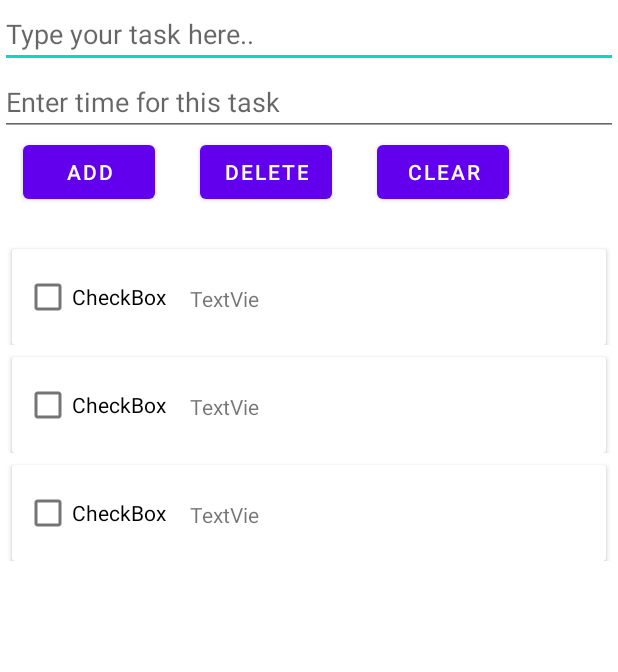
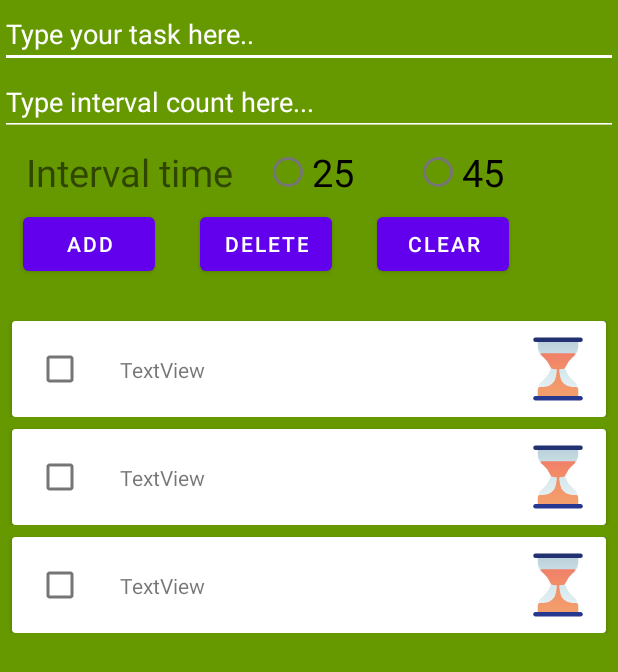
Before and after one commit to Batrin/ToDoAppAndPomodoroTimer, an Android app: the layout activity_main.xml on its own in the app's theme, with its tools: preview values and no code run, on a phone screen of 412 x 824 dp. Shown: the top 672 px of the screen. Run offline under Robolectric (Android 15) with nearby library versions, the light colour scheme and no system bars.

Commit message:
AddIntervalCount and AddIntervalTime

```diff
--- a/app/src/main/AndroidManifest.xml
+++ b/app/src/main/AndroidManifest.xml
@@ -9,8 +9,9 @@
         android:roundIcon="@mipmap/ic_launcher_round"
         android:supportsRtl="true"
         android:theme="@style/Theme.CollegeProject">
-        <activity android:name=".loginActivity"></activity>
-        <activity android:name=".MainActivity"></activity>
+        <activity android:name=".TimerActivity"></activity>
+        <activity android:name=".loginActivity" />
+        <activity android:name=".MainActivity" />
         <activity
             android:name=".AuthActivity"
             android:label="Привет мир!">
--- a/app/src/main/java/com/example/collegeproject/ToDoModel.kt
+++ b/app/src/main/java/com/example/collegeproject/ToDoModel.kt
@@ -1,3 +1,3 @@
 package com.example.collegeproject
 
-data class ToDoModel(var id: String ="", var taskName: String="", var taskTime: String="", var isDone: String = "false")
+data class ToDoModel(var id: String ="", var taskName: String="", var intervalCount: String="", var timeInterval: Int = 25, var isDone: Boolean = false)
--- /dev/null
+++ b/app/src/main/res/drawable/ic_timerpomidoro.xml
@@ -0,0 +1,88 @@
+<vector xmlns:android="http://schemas.android.com/apk/res/android"
+    xmlns:aapt="http://schemas.android.com/aapt"
+    android:width="48dp"
+    android:height="48dp"
+    android:viewportWidth="48"
+    android:viewportHeight="48">
+  <path
+      android:pathData="M34,15.91A9.34,9.34 0,0 0,37.5 8.62V5.33h-27V8.62A9.34,9.34 0,0 0,14 15.91a16.2,16.2 0,0 1,4.91 6.58h0a3.17,3.17 0,0 1,0 2.35h0A16.2,16.2 0,0 1,14 31.42a9.34,9.34 0,0 0,-3.49 7.29V42h27V38.71A9.34,9.34 0,0 0,34 31.42a16.2,16.2 0,0 1,-4.9 -6.58h0a3.17,3.17 0,0 1,0 -2.35h0A16.2,16.2 0,0 1,34 15.91Z">
+    <aapt:attr name="android:fillColor">
+      <gradient
+          android:startY="58.17"
+          android:startX="24"
+          android:endY="-22.01"
+          android:endX="24"
+          android:type="linear">
+        <item android:offset="0" android:color="#FFFFFFFF"/>
+        <item android:offset="0.52" android:color="#FFCCE2E6"/>
+        <item android:offset="1" android:color="#FF8FA1BB"/>
+      </gradient>
+    </aapt:attr>
+  </path>
+  <path
+      android:pathData="M10.5,8.62l0.38,0.38H19a5,5 0,0 1,5 5V25.5h5.39c-0.1,-0.22 -0.2,-0.43 -0.29,-0.66h0a3.17,3.17 0,0 1,0 -2.35A16.21,16.21 0,0 1,34 15.91,9.34 9.34,0 0,0 37.5,8.62V5.33h-27Z">
+  </path>
+  <path
+      android:pathData="M39,6H9A1.5,1.5 0,0 1,7.5 4.5h0A1.5,1.5 0,0 1,9 3H39a1.5,1.5 0,0 1,1.5 1.5h0A1.5,1.5 0,0 1,39 6Z">
+    <aapt:attr name="android:fillColor">
+      <gradient
+          android:startY="55.5"
+          android:startX="24"
+          android:endY="-61.14"
+          android:endX="24"
+          android:type="linear">
+        <item android:offset="0" android:color="#FF273A9B"/>
+        <item android:offset="0.56" android:color="#FF202F65"/>
+        <item android:offset="1" android:color="#FF021E2F"/>
+      </gradient>
+    </aapt:attr>
+  </path>
+  <path
+      android:pathData="M39,45H9a1.5,1.5 0,0 1,-1.5 -1.5h0A1.5,1.5 0,0 1,9 42H39a1.5,1.5 0,0 1,1.5 1.5h0A1.5,1.5 0,0 1,39 45Z">
+    <aapt:attr name="android:fillColor">
+      <gradient
+          android:startY="55.5"
+          android:startX="24"
+          android:endY="-61.14"
+          android:endX="24"
+          android:type="linear">
+        <item android:offset="0" android:color="#FF273A9B"/>
+        <item android:offset="0.56" android:color="#FF202F65"/>
+        <item android:offset="1" android:color="#FF021E2F"/>
+      </gradient>
+    </aapt:attr>
+  </path>
+  <path
+      android:pathData="M37.33,37a1.19,1.19 0,0 0,-1.17 -1H33.43a8.14,8.14 0,0 1,-8 -6.84l-0.64,-4a1,1 0,0 1,1 -1.19H27a2.15,2.15 0,0 0,2 -1.36l0.06,-0.15A15.55,15.55 0,0 1,33.92 16a9.28,9.28 0,0 0,1.49 -1.48,0.62 0.62,0 0,0 -0.49,-1H13.08a0.62,0.62 0,0 0,-0.49 1A9.28,9.28 0,0 0,14.08 16,15.59 15.59,0 0,1 18.9,22.5l0,0.12A2.16,2.16 0,0 0,21 24h1.28a1,1 0,0 1,1 1.19l-0.64,4a8.14,8.14 0,0 1,-8 6.84H11.84a1.19,1.19 0,0 0,-1.17 1,9 9,0 0,0 -0.17,1.76V42h27V38.71A9,9 0,0 0,37.33 37Z">
+    <aapt:attr name="android:fillColor">
+      <gradient
+          android:startY="86.79"
+          android:startX="24"
+          android:endY="-31.78"
+          android:endX="24"
+          android:type="linear">
+        <item android:offset="0" android:color="#FFF3C57A"/>
+        <item android:offset="0.49" android:color="#FFF39369"/>
+        <item android:offset="1" android:color="#FFE94867"/>
+      </gradient>
+    </aapt:attr>
+  </path>
+  <path
+      android:pathData="M36.16,36H33.43a8.14,8.14 0,0 1,-8 -6.84l-0.64,-4a1,1 0,0 1,1 -1.19H22.24a1,1 0,0 1,1 1.19l-0.64,4a8.14,8.14 0,0 1,-8 6.84H11.84a1.19,1.19 0,0 0,-1.17 1,9 9,0 0,0 -0.17,1.76V42h27V38.71A9,9 0,0 0,37.33 37,1.19 1.19,0 0,0 36.16,36Z">
+  </path>
+  <path
+      android:pathData="M10.5,39h27v3h-27z">
+  </path>
+  <path
+      android:pathData="M26.27,16.5H19.69a0.73,0.73 0,0 1,-0.73 -0.73h0a0.73,0.73 0,0 1,0.73 -0.73h6.58a0.73,0.73 0,0 1,0.73 0.73h0A0.73,0.73 0,0 1,26.27 16.5Z">
+  </path>
+  <path
+      android:pathData="M29.27,37.46H22.69a0.73,0.73 0,0 1,-0.73 -0.73h0a0.73,0.73 0,0 1,0.73 -0.73h6.58a0.73,0.73 0,0 1,0.73 0.73h0A0.73,0.73 0,0 1,29.27 37.46Z">
+  </path>
+  <path
+      android:pathData="M29.27,16.5h-0.58a0.73,0.73 0,0 1,-0.73 -0.73h0a0.73,0.73 0,0 1,0.73 -0.73h0.58a0.73,0.73 0,0 1,0.73 0.73h0A0.73,0.73 0,0 1,29.27 16.5Z">
+  </path>
+  <path
+      android:pathData="M20.23,37.46h-0.58a0.73,0.73 0,0 1,-0.73 -0.73h0a0.73,0.73 0,0 1,0.73 -0.73h0.58a0.73,0.73 0,0 1,0.73 0.73h0A0.73,0.73 0,0 1,20.23 37.46Z">
+  </path>
+</vector>
--- a/app/src/main/res/layout/activity_main.xml
+++ b/app/src/main/res/layout/activity_main.xml
@@ -5,26 +5,74 @@
     android:layout_width="match_parent"
     android:layout_height="match_parent"
     tools:context=".MainActivity"
-    android:orientation="vertical">
+    android:orientation="vertical"
+    android:background="@android:color/holo_green_dark">
 
     <EditText
         android:id="@+id/taskTextField"
         android:layout_width="match_parent"
         android:layout_height="wrap_content"
-        android:hint="@string/editTextHint"/>
-
+        android:hint="@string/editTextHint"
+        android:backgroundTint="@color/white"
+        android:textColorHint="@color/white"/>
     <EditText
-        android:id="@+id/taskTimeTextField"
+        android:id="@+id/intervalCountView"
         android:layout_width="match_parent"
         android:layout_height="wrap_content"
-        android:hint="@string/taskTimeTextHint"
-        android:layout_below="@id/taskTextField"/>
+        android:layout_below="@id/taskTextField"
+        android:hint="Type interval count here..."
+        android:backgroundTint="@color/white"
+        android:textColorHint="@color/white"/>
+    <RadioGroup
+        android:layout_below="@id/intervalCountView"
+        android:id="@+id/timeIntervalGroup"
+        android:layout_width="wrap_content"
+        android:layout_height="wrap_content">
+
+        <LinearLayout
+            android:layout_width="wrap_content"
+            android:layout_height="wrap_content"
+            android:orientation="horizontal"
+            android:layout_marginStart="17dp">
+
+            <TextView
+                android:id="@+id/selectTimeIntervalView"
+                android:layout_width="wrap_content"
+                android:layout_height="wrap_content"
+                android:textSize="25sp"
+                android:text="@string/select_interval_time" />
+
+
+            <RadioButton
+                android:id="@+id/firstButton"
+                android:layout_width="wrap_content"
+                android:layout_height="wrap_content"
+                android:checked="false"
+                android:clickable="true"
+                android:text="25"
+                android:textSize="25sp"
+                android:layout_marginStart="20dp"/>
+
+            <RadioButton
+                android:id="@+id/secondButton"
+                android:layout_width="wrap_content"
+                android:layout_height="wrap_content"
+                android:checked="false"
+                android:clickable="true"
+                android:text="45"
+                android:textSize="25sp"
+                android:layout_marginStart="40dp"/>
+
+        </LinearLayout>
+
+
+    </RadioGroup>
 
     <LinearLayout
         android:id="@+id/buttonLayout"
         android:layout_width="match_parent"
         android:layout_height="wrap_content"
-        android:layout_below="@id/taskTimeTextField"
+        android:layout_below="@id/timeIntervalGroup"
         android:orientation="horizontal">
 
         <Button
--- a/app/src/main/res/layout/single_recyclerview_item.xml
+++ b/app/src/main/res/layout/single_recyclerview_item.xml
@@ -22,13 +22,12 @@
 
             <CheckBox
                 android:id="@+id/checkBox"
-                android:clickable="true"
                 android:layout_width="wrap_content"
                 android:layout_height="wrap_content"
                 android:layout_marginStart="8dp"
                 android:layout_marginTop="8dp"
                 android:layout_marginBottom="8dp"
-                android:text="CheckBox"
+                android:clickable="true"
                 app:layout_constraintBottom_toBottomOf="parent"
                 app:layout_constraintStart_toStartOf="parent"
                 app:layout_constraintTop_toTopOf="parent"
@@ -36,13 +35,25 @@
 
             <TextView
                 android:id="@+id/textView"
-                android:layout_width="49dp"
-                android:layout_height="18dp"
+                android:layout_width="wrap_content"
+                android:layout_height="wrap_content"
                 android:layout_marginStart="16dp"
                 android:text="TextView"
                 app:layout_constraintBottom_toBottomOf="parent"
                 app:layout_constraintStart_toEndOf="@+id/checkBox"
                 app:layout_constraintTop_toTopOf="parent" />
+
+            <ImageButton
+                android:id="@+id/goToTask"
+                android:layout_width="wrap_content"
+                android:layout_height="wrap_content"
+                android:layout_marginEnd="8dp"
+                android:src="@drawable/ic_timerpomidoro"
+                app:layout_constraintBottom_toBottomOf="parent"
+                app:layout_constraintEnd_toEndOf="parent"
+                app:layout_constraintTop_toTopOf="parent"
+                android:background="@null"/>
+
         </androidx.constraintlayout.widget.ConstraintLayout>
 
 
--- a/app/src/main/res/values/strings.xml
+++ b/app/src/main/res/values/strings.xml
@@ -6,10 +6,16 @@
     <string name="addButtonText">Add</string>
     <string name="delButtonText">Delete</string>
     <string name="clearButtonText">Clear</string>
+    <string name="goToTaskText">Start task in PomodoroTimer</string>
+    <string name="startTimerButtonText">Start</string>
+    <string name="pauseTimerButtonText">Pause</string>
+    <string name="goBackToTaskButtonText">Go to task</string>
+
 
     <string name="signUpButtonText">Sign Up</string>
     <string name="signInButtonText">Sign In</string>
 
     <string name="haveAccText">Already have an account?</string>
     <string name="backToRegistrText">Back to registration</string>
+    <string name="select_interval_time">Interval time</string>
 </resources>
```
Also changed, not shown: app/src/main/java/com/example/collegeproject/MainActivity.kt (+46 -19 lines), app/src/main/java/com/example/collegeproject/TimerActivity.kt (added, +17 -0 lines), app/src/main/res/layout/activity_timer.xml (added, +61 -0 lines).
